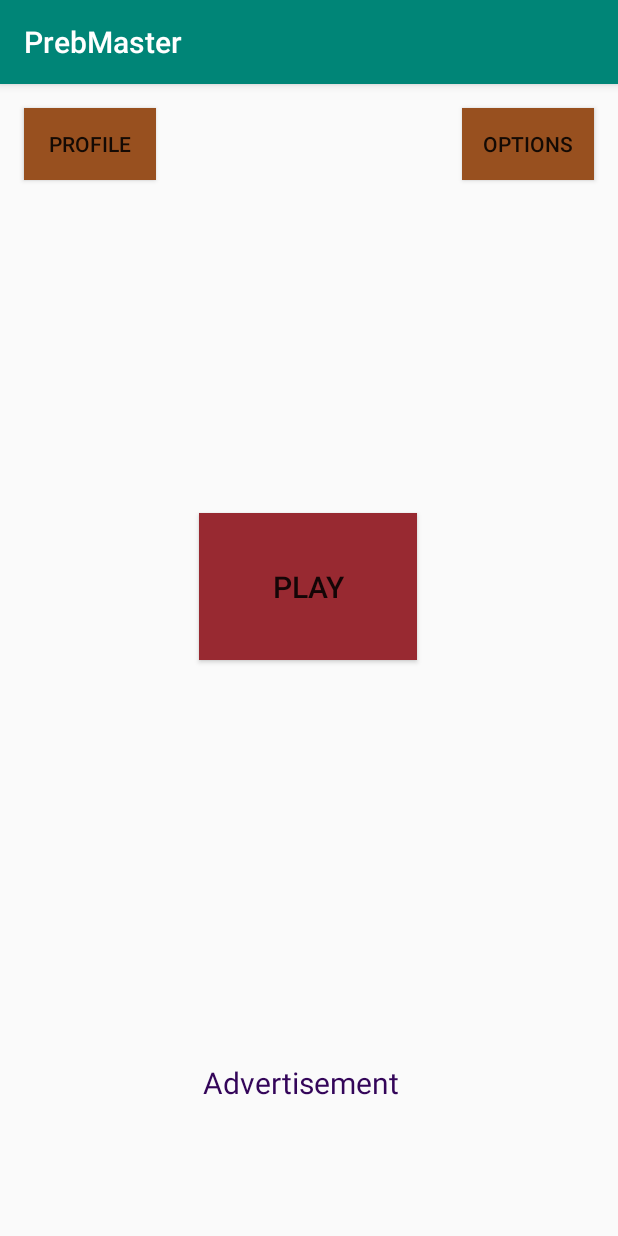
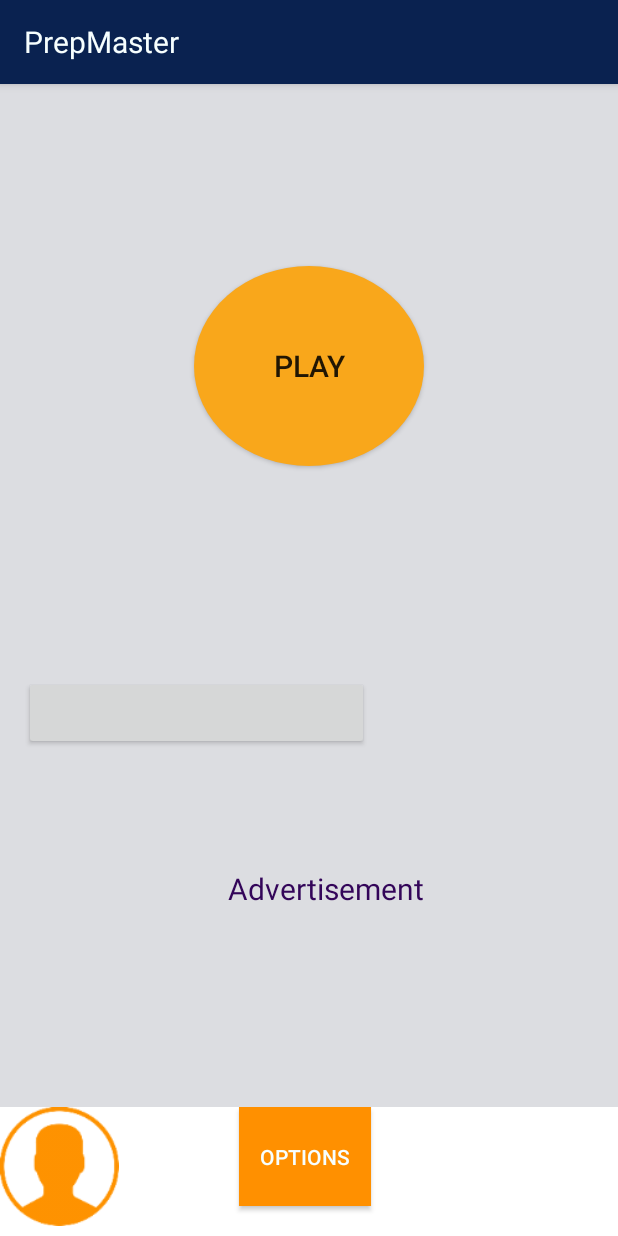
Before and after one commit to akgvn/PrepMaster, an Android app: the screen it shows after launch (MainActivity), on a phone screen of 412 x 824 dp. Run offline under Robolectric (Android 15) with nearby library versions, the light colour scheme and no system bars.

Commit message:
activity_login.xml tasarımı değişti komple değiştirildi. activity_main.xml içine geçici bir buton konuldu ve tasarım kaba taslağı yapıldı. MainActiviyu profile değişkeninin tipi ImageVıew olarak değiştirildi.

```diff
--- a/src/Android Frontend/app/build.gradle
+++ b/src/Android Frontend/app/build.gradle
@@ -22,7 +22,7 @@ dependencies {
     implementation fileTree(dir: 'libs', include: ['*.jar'])
     implementation 'com.android.support:appcompat-v7:28.0.0'
     implementation 'com.android.support.constraint:constraint-layout:1.1.3'
-    testImplementation 'junit:junit:4.12'
+    testImplementation 'junit:junit:4.6'
     androidTestImplementation 'com.android.support.test:runner:1.0.2'
     androidTestImplementation 'com.android.support.test.espresso:espresso-core:3.0.2'
 }
--- a/src/Android Frontend/app/src/main/java/com/work/prepmaster/MainActivity.java
+++ b/src/Android Frontend/app/src/main/java/com/work/prepmaster/MainActivity.java
@@ -5,21 +5,28 @@ import android.support.v7.app.AppCompatActivity;
 import android.os.Bundle;
 import android.view.View;
 import android.widget.Button;
+import android.widget.ImageView;
 
 public class MainActivity extends AppCompatActivity implements View.OnClickListener {
 
-    private Button play, options, profile;
+    private Button play, options, login_page;
+    private ImageView profile;
 
     @Override
     protected void onCreate(Bundle savedInstanceState) {
         super.onCreate(savedInstanceState);
+
         setContentView(R.layout.activity_main);
-        play = findViewById(R.id.buttonPlay);
-        options = findViewById(R.id.buttonOptions);
-        profile = findViewById(R.id.buttonProfile);
+        play       = findViewById(R.id.buttonPlay);
+        options    = findViewById(R.id.buttonOptions);
+        profile    = findViewById(R.id.buttonProfile);
+        login_page = findViewById( R.id.login_page );
+
         play.setOnClickListener(this);
         options.setOnClickListener(this);
         profile.setOnClickListener(this);
+        login_page.setOnClickListener(this);
+
     }
 
     @Override
@@ -27,11 +34,15 @@ public class MainActivity extends AppCompatActivity implements View.OnClickListe
         Intent intentPlay = new Intent(this, PracticeActivity.class);
         Intent intentOptions = new Intent(this, OptionsActivity.class);
         Intent intentProfile = new Intent(this, ProfileActivity.class);
+        Intent intentLogin = new Intent(this, LoginActivity.class);
         if (view == play)
             startActivity(intentPlay);
         if (view == options)
             startActivity(intentOptions);
         if (view == profile)
             startActivity(intentProfile);
+        if( view == login_page )
+            startActivity(intentLogin);
+
     }
 }
--- /dev/null
+++ b/src/Android Frontend/app/src/main/res/drawable/play_icon.xml
@@ -0,0 +1,4 @@
+<?xml version="1.0" encoding="utf-8"?>
+<selector xmlns:android="http://schemas.android.com/apk/res/android">
+
+</selector>
--- /dev/null
+++ b/src/Android Frontend/app/src/main/res/drawable/round_button.xml
@@ -0,0 +1,13 @@
+<?xml version="1.0" encoding="utf-8"?>
+<selector xmlns:android="http://schemas.android.com/apk/res/android">
+    <item android:state_pressed="false">
+        <shape android:shape="oval">
+            <solid android:color="#f9a71b"/>
+        </shape>
+    </item>
+    <item android:state_pressed="true">
+        <shape android:shape="oval">
+            <solid android:color="#f9a71b"/>
+        </shape>
+    </item>
+</selector>
--- a/src/Android Frontend/app/src/main/res/layout/activity_main.xml
+++ b/src/Android Frontend/app/src/main/res/layout/activity_main.xml
@@ -4,66 +4,95 @@
     xmlns:tools="http://schemas.android.com/tools"
     android:layout_width="match_parent"
     android:layout_height="match_parent"
-    tools:context=".MainActivity">
+    tools:context=".MainActivity"
+    android:background="#dcdde1"
+    >
 
     <TextView
         android:id="@+id/textView"
         android:layout_width="141dp"
         android:layout_height="52dp"
         android:text="Advertisement"
+        android:textColor="@color/TextColor1"
         android:textSize="@dimen/TextSize1"
         app:layout_constraintBottom_toBottomOf="parent"
         app:layout_constraintEnd_toEndOf="parent"
+        app:layout_constraintHorizontal_bias="0.562"
         app:layout_constraintLeft_toLeftOf="parent"
         app:layout_constraintRight_toRightOf="parent"
         app:layout_constraintStart_toStartOf="parent"
         app:layout_constraintTop_toTopOf="parent"
-        app:layout_constraintVertical_bias="0.911"
-        android:textColor="@color/TextColor1" />
+        app:layout_constraintVertical_bias="0.73" />
 
     <Button
-        android:id="@+id/buttonProfile"
-        android:layout_width="wrap_content"
-        android:layout_height="wrap_content"
+        android:id="@+id/login_page"
+        android:layout_width="230dp"
+        android:layout_height="49dp"
         android:layout_marginStart="16dp"
         android:layout_marginLeft="16dp"
-        android:layout_marginTop="16dp"
-        android:text="Profile"
+        android:layout_marginTop="140dp"
         app:layout_constraintStart_toStartOf="parent"
-        app:layout_constraintTop_toTopOf="parent"
-        android:background="@color/BackButton1" />
+        app:layout_constraintTop_toBottomOf="@+id/buttonPlay" />
 
-    <Button
-        android:id="@+id/buttonOptions"
-        android:layout_width="wrap_content"
-        android:layout_height="wrap_content"
-        android:layout_marginStart="8dp"
-        android:layout_marginLeft="8dp"
-        android:layout_marginTop="16dp"
-        android:layout_marginEnd="16dp"
-        android:layout_marginRight="16dp"
-        android:text="Options"
-        app:layout_constraintEnd_toEndOf="parent"
-        app:layout_constraintHorizontal_bias="1.0"
-        app:layout_constraintRight_toLeftOf="@id/buttonProfile"
-        app:layout_constraintStart_toEndOf="@+id/buttonProfile"
-        app:layout_constraintTop_toTopOf="parent"
-        android:background="@color/BackButton1" />
+
+    <LinearLayout
+        android:layout_width="match_parent"
+        android:layout_height="86dp"
+        android:layout_alignParentBottom="true"
+        android:layout_marginTop="8dp"
+        android:background="#ffffff"
+        app:layout_constraintBottom_toBottomOf="parent"
+        app:layout_constraintTop_toBottomOf="@+id/textView"
+        app:layout_constraintVertical_bias="1.0"
+        tools:ignore="MissingConstraints"
+        tools:layout_editor_absoluteX="0dp">
+
+        <ImageView
+            android:id="@+id/buttonProfile"
+            android:layout_width="79dp"
+            android:layout_height="79dp"
+
+            android:layout_marginEnd="40dp"
+            android:layout_marginRight="40dp"
+            android:layout_marginBottom="308dp"
+            android:src="@mipmap/user"
+            android:text="Profile"
+            android:textColor="#f7ffff"
+            app:layout_constraintBottom_toBottomOf="parent"
+            app:layout_constraintEnd_toEndOf="parent" />
+
+
+        <Button
+            android:id="@+id/buttonOptions"
+            android:layout_width="wrap_content"
+            android:layout_height="66dp"
+            android:layout_marginStart="40dp"
+            android:layout_marginLeft="37dp"
+            android:layout_marginBottom="340dp"
+            android:layout_toRightOf="@+id/buttonProfile"
+            android:background="@color/BackButton1"
+            android:text="Options"
+            android:textColor="#f7ffff"
+            app:layout_constraintBottom_toBottomOf="parent"
+            app:layout_constraintStart_toStartOf="parent" />
+
+    </LinearLayout>
 
     <Button
         android:id="@+id/buttonPlay"
-        android:layout_width="145dp"
-        android:layout_height="98dp"
+        android:layout_width="153dp"
+        android:layout_height="133dp"
         android:layout_marginTop="8dp"
         android:layout_marginBottom="268dp"
+        android:background="@drawable/round_button"
         android:text="PLAY"
+        android:textSize="@dimen/TextSize1"
         app:layout_constraintBottom_toTopOf="@+id/textView"
         app:layout_constraintEnd_toEndOf="parent"
-        app:layout_constraintHorizontal_bias="0.498"
         app:layout_constraintStart_toStartOf="parent"
         app:layout_constraintTop_toTopOf="parent"
-        app:layout_constraintVertical_bias="1.0"
-        android:background="@color/BackButton2"
-        android:textSize="@dimen/TextSize1"/>
+        app:layout_constraintVertical_bias="1.0" />
+
+
 
 </android.support.constraint.ConstraintLayout>
--- a/src/Android Frontend/app/src/main/res/values/colors.xml
+++ b/src/Android Frontend/app/src/main/res/values/colors.xml
@@ -1,9 +1,9 @@
 <?xml version="1.0" encoding="utf-8"?>
 <resources>
-    <color name="colorPrimary">#008577</color>
-    <color name="colorPrimaryDark">#00574B</color>
+    <color name="colorPrimary">#0a2250</color>
+    <color name="colorPrimaryDark">#0a2240</color>
     <color name="colorAccent">#D81B60</color>
     <color name="TextColor1">#330559</color>
-    <color name="BackButton1">#98501f</color>
+    <color name="BackButton1">#ff9000</color>
     <color name="BackButton2">#982931</color>
 </resources>
--- a/src/Android Frontend/app/src/main/res/values/strings.xml
+++ b/src/Android Frontend/app/src/main/res/values/strings.xml
@@ -1,3 +1,3 @@
 <resources>
-    <string name="app_name">PrebMaster</string>
+    <string name="app_name">PrepMaster</string>
 </resources>
--- a/src/Android Frontend/app/src/main/res/values/styles.xml
+++ b/src/Android Frontend/app/src/main/res/values/styles.xml
@@ -7,5 +7,11 @@
         <item name="colorPrimaryDark">@color/colorPrimaryDark</item>
         <item name="colorAccent">@color/colorAccent</item>
     </style>
+    <style name="TextAppearance.AppCompat.Widget.ActionBar.Title" parent="@android:style/TextAppearance">
+
+        <item name="android:textColor">#f7ffff</item>
+        <item name="android:textSize">20dp</item>
+
+    </style>
 
 </resources>
--- a/src/Android Frontend/build.gradle
+++ b/src/Android Frontend/build.gradle
@@ -7,7 +7,7 @@ buildscript {
 
     }
     dependencies {
-        classpath 'com.android.tools.build:gradle:3.3.2'
+        classpath 'com.android.tools.build:gradle:3.2.1'
 
         // NOTE: Do not place your application dependencies here; they belong
         // in the individual module build.gradle files
```
Also changed, not shown: src/Android Frontend/app/src/main/res/layout/activity_login.xml (+85 -1 lines), src/Android Frontend/app/src/main/res/mipmap-xxxhdpi/mortarboard.png (added), src/Android Frontend/app/src/main/res/mipmap-xxxhdpi/user.png (added), src/Android Frontend/gradle/wrapper/gradle-wrapper.properties.
